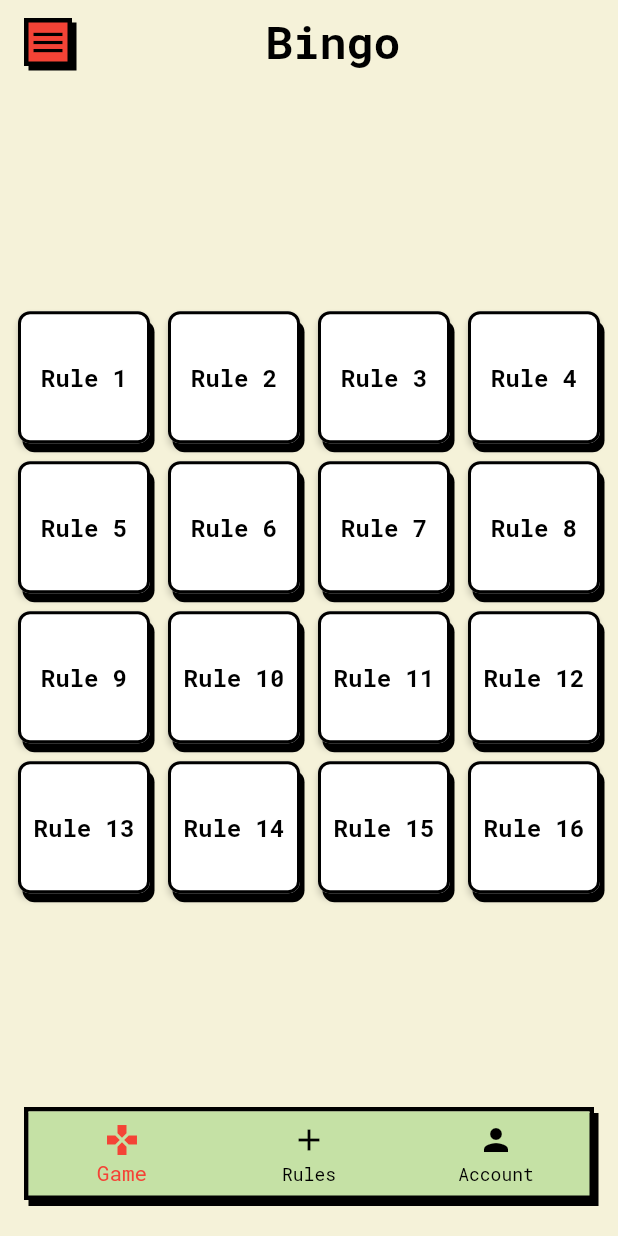
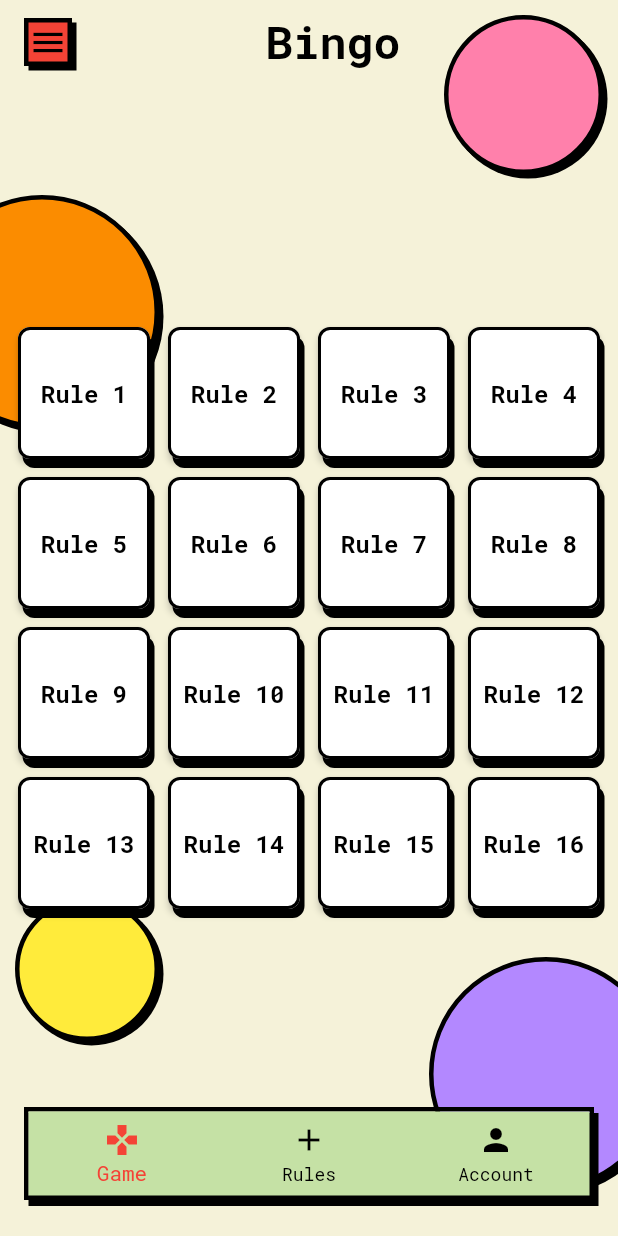
Before and after one commit to alice-ang/bingo, a Flutter app: the screen it shows after launch, on a phone screen of 412 x 824 dp. Run offline on Flutter 3.47's test engine with Material 2 defaults, Android fonts, the phone set to English and light mode, and no system bars; our stand-ins replace google_fonts.

Commit message:
circle baclground

```diff
--- a/lib/main.dart
+++ b/lib/main.dart
@@ -43,32 +43,28 @@ class _MyHomePageState extends State<MyHomePage> {
     });
   }
 
-  static const List<Widget> _pages = <Widget>[
-    Center(
+  static final List<Widget> _pages = <Widget>[
+    const Center(
       child: Grid(
         size: 4,
       ),
     ),
-    Icon(
-      Icons.add,
-      size: 150,
-      color: Colors.black,
+    const CircularProgressIndicator(
+      backgroundColor: Colors.red,
     ),
-    Icon(
-      Icons.person,
-      size: 150,
-      color: Colors.black,
-    ),
+    const Text("HEK"),
   ];
 
   @override
   Widget build(BuildContext context) {
     return Scaffold(
+      extendBodyBehindAppBar: true,
+      extendBody: true,
       appBar: PreferredSize(
           preferredSize: const Size.fromHeight(65.0),
           child: AppBar(
             elevation: 0,
-            backgroundColor: const Color(0xfff5f2d9),
+            backgroundColor: Colors.transparent,
             automaticallyImplyLeading: false,
             title: Row(
                 crossAxisAlignment: CrossAxisAlignment.center,
@@ -98,8 +94,10 @@ class _MyHomePageState extends State<MyHomePage> {
                   )
                 ]),
           )),
-      body: Center(
-        child: _pages.elementAt(_selectedIndex),
+      body: CircleBackground(
+        childWidget: Center(
+          child: _pages.elementAt(_selectedIndex),
+        ),
       ),
       drawer: StyledDrawer(),
       bottomNavigationBar: Container(
--- /dev/null
+++ b/lib/widgets/circle.dart
@@ -0,0 +1,41 @@
+import 'package:flutter/material.dart';
+
+class Circle extends StatefulWidget {
+  Circle({
+    Key? key,
+    required this.color,
+    required this.size,
+  }) : super(key: key);
+
+  final Color color;
+  final double size;
+
+  @override
+  State<Circle> createState() => _CircleState();
+}
+
+class _CircleState extends State<Circle> {
+  @override
+  Widget build(BuildContext context) {
+    return Container(
+      decoration: BoxDecoration(
+          color: widget.color,
+          border: Border.all(color: Colors.black, width: 3),
+          borderRadius: const BorderRadius.all(
+            Radius.circular(100),
+          ),
+          boxShadow: const [
+            BoxShadow(
+              color: Colors.black,
+              spreadRadius: 0,
+              blurRadius: 0,
+              offset: Offset(3, 3),
+            )
+          ]),
+      child: SizedBox(
+        height: widget.size,
+        width: widget.size,
+      ),
+    );
+  }
+}
--- a/lib/widgets/circle_background.dart
+++ b/lib/widgets/circle_background.dart
@@ -1,12 +1,55 @@
+import 'package:bingo/widgets/widgets.dart';
 import 'package:flutter/material.dart';
 
 class CircleBackground extends StatelessWidget {
-  const CircleBackground({Key? key}) : super(key: key);
+  const CircleBackground({Key? key, required this.childWidget})
+      : super(key: key);
+  final Widget childWidget;
 
   @override
   Widget build(BuildContext context) {
-    return Container(
-      decoration: const BoxDecoration(color: Color(0xfff5f2d9)),
+    return Stack(
+      children: <Widget>[
+        SizedBox(
+          height: MediaQuery.of(context).size.height,
+          width: MediaQuery.of(context).size.width,
+          child: Stack(children: <Widget>[
+            Positioned(
+              top: 10,
+              right: 10,
+              child: Circle(
+                color: Colors.pinkAccent.shade100,
+                size: 100.0,
+              ),
+            ),
+            Positioned(
+              top: 130,
+              left: -50,
+              child: Circle(
+                color: Colors.orange.shade600,
+                size: 150.0,
+              ),
+            ),
+            Positioned(
+              bottom: 130,
+              left: 10,
+              child: Circle(
+                color: Colors.yellow,
+                size: 90.0,
+              ),
+            ),
+            Positioned(
+              bottom: 30,
+              right: -30,
+              child: Circle(
+                color: Colors.deepPurpleAccent.shade100,
+                size: 150.0,
+              ),
+            ),
+            childWidget,
+          ]),
+        ),
+      ],
     );
   }
 }
--- a/lib/widgets/styled_drawer.dart
+++ b/lib/widgets/styled_drawer.dart
@@ -1,3 +1,4 @@
+import 'package:bingo/widgets/circle_background.dart';
 import 'package:flutter/material.dart';
 
 class StyledDrawer extends StatefulWidget {
--- a/lib/widgets/widgets.dart
+++ b/lib/widgets/widgets.dart
@@ -1,4 +1,5 @@
 export 'bottom_nav.dart';
+export 'circle.dart';
 export 'circle_background.dart';
 export 'grid.dart';
 export 'neu_button.dart';
```
